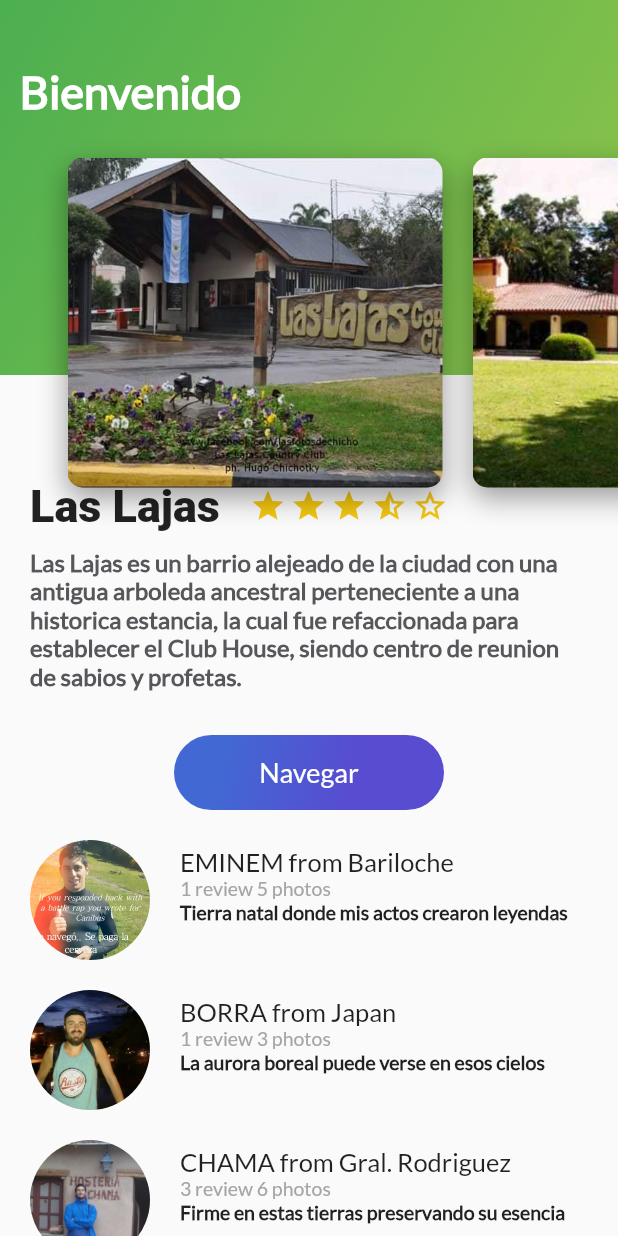
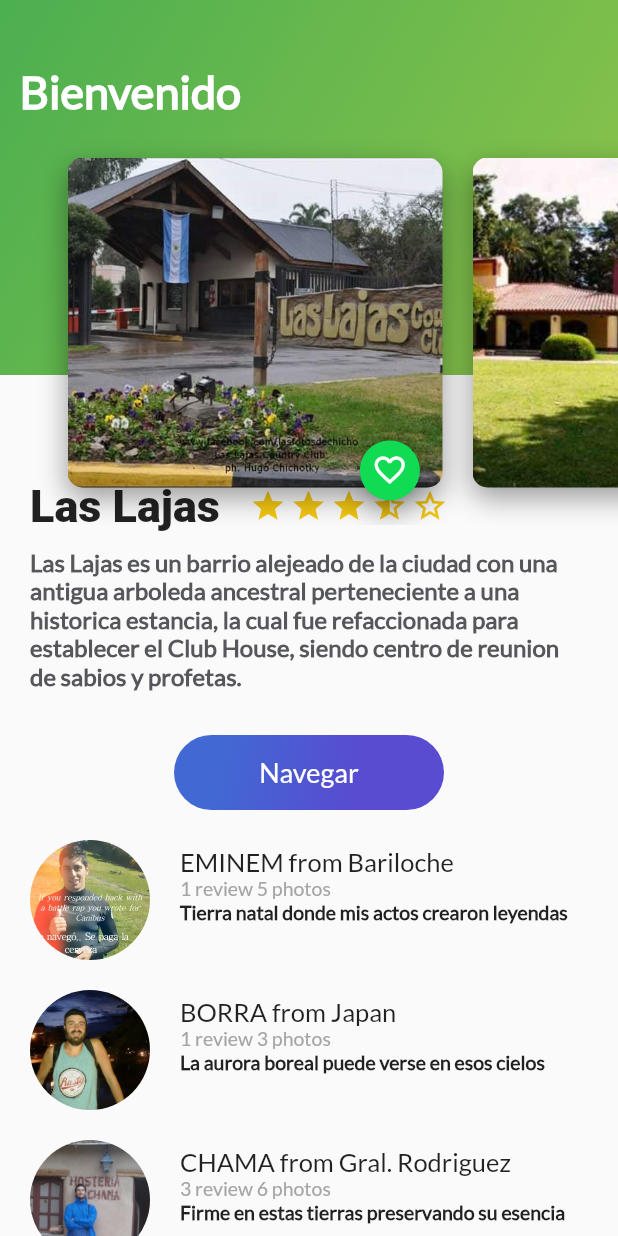
Before and after one commit to AlejoRMinetti/lajas-flutter-app, a Flutter app: the screen it shows after launch, on a phone screen of 412 x 824 dp. Run offline on Flutter 3.47's test engine with Material 2 defaults, Android fonts, the phone set to English and light mode, and no system bars; Roboto replaces fonts that are missing (MaShanZheng).

Commit message:
FloatinfButton StatefullWidget customizado al Card

```diff
--- a/lib/card_image.dart
+++ b/lib/card_image.dart
@@ -1,4 +1,5 @@
 import 'package:flutter/material.dart';
+import 'package:platzi_trips_flutter_app/floating_action_button_green.dart';
 
 class CardImage extends StatelessWidget{
 
@@ -35,7 +36,13 @@ class CardImage extends StatelessWidget{
       ),
     );
 
-    return card;
+    return Stack(
+      alignment: Alignment(0.9, 1.1),
+      children: <Widget>[
+        card,
+        FloatingActionButtonGreen()
+      ],
+    );
   }
 
 }
--- /dev/null
+++ b/lib/floating_action_button_green.dart
@@ -0,0 +1,47 @@
+import 'package:flutter/material.dart';
+
+class FloatingActionButtonGreen extends StatefulWidget{
+
+  @override
+  State<StatefulWidget> createState() {
+    // TODO: implement createState
+    return _FloatingActionButtonGreen();
+  }
+
+}
+
+class _FloatingActionButtonGreen extends State<FloatingActionButtonGreen>{
+
+  bool corazonState = false;
+  IconData corazoncito = Icons.favorite_border;
+
+  void onPressedFav(){
+    Scaffold.of(context).showSnackBar(
+        SnackBar(content: Text("Agregaste a favoritos"))
+    );
+
+    // TODO: cambiar icono favorito
+    if(corazonState){
+      corazoncito = Icons.favorite_border;
+      corazonState = false;
+    }else{
+      corazoncito = Icons.favorite_border;
+      corazonState = true;
+    }
+
+  }
+
+  @override
+  Widget build(BuildContext context) {
+    // TODO: implement build
+    return FloatingActionButton(
+      backgroundColor: Color(0xff11da53),
+      mini: true, //botono tamanio mini
+      tooltip: "Fav", // mensaje al dejar apretado
+      child: Icon(corazoncito),
+      onPressed: onPressedFav,
+    );
+  }
+
+
+}
```
